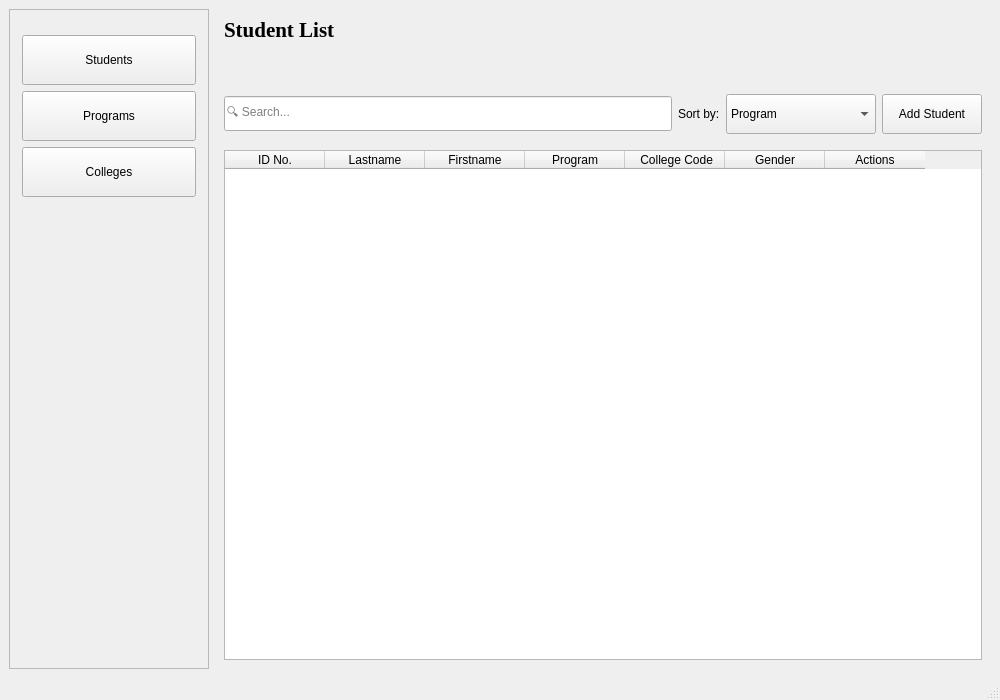
This is main_window.ui in Seaes24/Student-System-Management as Qt 5 draws it before an edit. The edited form follows.
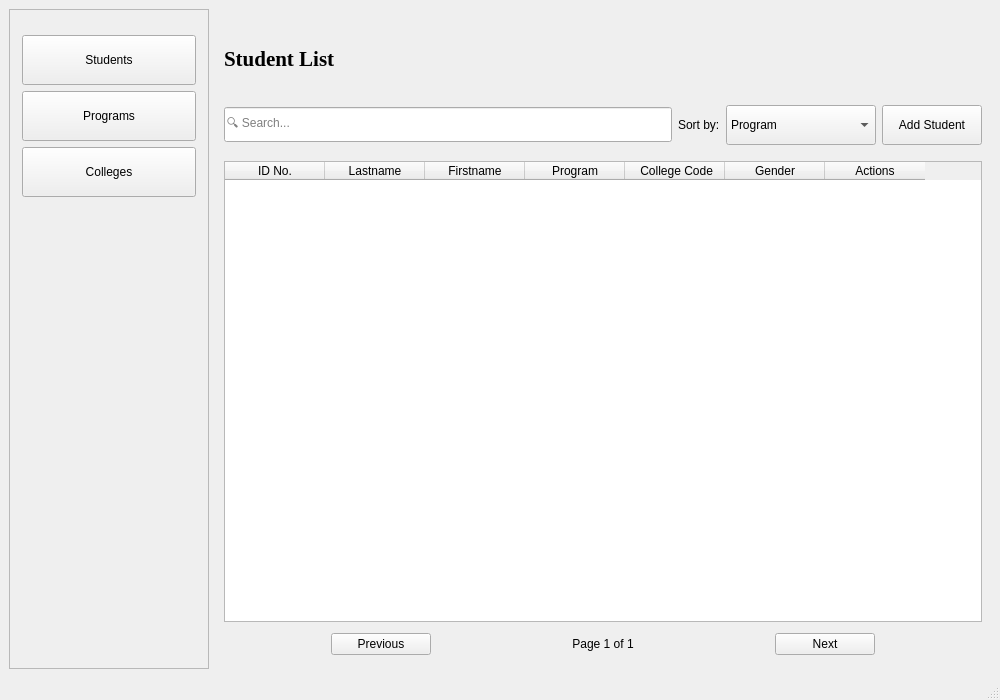
This is the edited form. The open tabs and pages were chosen to show the change.

Commit message: Pagination for Students

Patch:
```diff
--- a/main_window.ui
+++ b/main_window.ui
@@ -10,6 +10,12 @@
     <height>700</height>
    </rect>
   </property>
+  <property name="minimumSize">
+   <size>
+    <width>0</width>
+    <height>0</height>
+   </size>
+  </property>
   <property name="windowTitle">
    <string>Student Management System</string>
   </property>
@@ -109,6 +115,9 @@
         </property>
         <widget class="QWidget" name="studentsPage">
          <layout class="QVBoxLayout" name="verticalLayout_2">
+          <property name="topMargin">
+           <number>20</number>
+          </property>
           <item>
            <widget class="QLabel" name="headerStudents">
             <property name="minimumSize">
@@ -128,7 +137,10 @@
              <string>Student List</string>
             </property>
             <property name="alignment">
-             <set>Qt::AlignmentFlag::AlignLeft</set>
+             <set>Qt::AlignmentFlag::AlignLeading|Qt::AlignmentFlag::AlignLeft|Qt::AlignmentFlag::AlignVCenter</set>
+            </property>
+            <property name="margin">
+             <number>6</number>
             </property>
            </widget>
           </item>
@@ -266,6 +278,131 @@
             </column>
            </widget>
           </item>
+          <item>
+           <layout class="QHBoxLayout" name="paginationLayoutStudents">
+            <property name="spacing">
+             <number>15</number>
+            </property>
+            <property name="leftMargin">
+             <number>10</number>
+            </property>
+            <property name="topMargin">
+             <number>5</number>
+            </property>
+            <property name="rightMargin">
+             <number>10</number>
+            </property>
+            <property name="bottomMargin">
+             <number>5</number>
+            </property>
+            <item>
+             <spacer name="horizontalSpacer">
+              <property name="orientation">
+               <enum>Qt::Orientation::Horizontal</enum>
+              </property>
+              <property name="sizeHint" stdset="0">
+               <size>
+                <width>40</width>
+                <height>20</height>
+               </size>
+              </property>
+             </spacer>
+            </item>
+            <item>
+             <widget class="QPushButton" name="prevButtonStudents">
+              <property name="minimumSize">
+               <size>
+                <width>100</width>
+                <height>0</height>
+               </size>
+              </property>
+              <property name="maximumSize">
+               <size>
+                <width>120</width>
+                <height>16777215</height>
+               </size>
+              </property>
+              <property name="text">
+               <string>Previous</string>
+              </property>
+             </widget>
+            </item>
+            <item>
+             <spacer name="horizontalSpacer_2">
+              <property name="orientation">
+               <enum>Qt::Orientation::Horizontal</enum>
+              </property>
+              <property name="sizeHint" stdset="0">
+               <size>
+                <width>40</width>
+                <height>20</height>
+               </size>
+              </property>
+             </spacer>
+            </item>
+            <item>
+             <widget class="QLabel" name="pageInfoLabelStudents">
+              <property name="minimumSize">
+               <size>
+                <width>120</width>
+                <height>0</height>
+               </size>
+              </property>
+              <property name="text">
+               <string>Page 1 of 1</string>
+              </property>
+              <property name="alignment">
+               <set>Qt::AlignmentFlag::AlignCenter</set>
+              </property>
+             </widget>
+            </item>
+            <item>
+             <spacer name="horizontalSpacer_3">
+              <property name="orientation">
+               <enum>Qt::Orientation::Horizontal</enum>
+              </property>
+              <property name="sizeHint" stdset="0">
+               <size>
+                <width>40</width>
+                <height>20</height>
+               </size>
+              </property>
+             </spacer>
+            </item>
+            <item>
+             <widget class="QPushButton" name="nextButtonStudents">
+              <property name="minimumSize">
+               <size>
+                <width>100</width>
+                <height>0</height>
+               </size>
+              </property>
+              <property name="maximumSize">
+               <size>
+                <width>120</width>
+                <height>16777215</height>
+               </size>
+              </property>
+              <property name="text">
+               <string>Next</string>
+              </property>
+             </widget>
+            </item>
+            <item>
+             <spacer name="horizontalSpacer_4">
+              <property name="orientation">
+               <enum>Qt::Orientation::Horizontal</enum>
+              </property>
+              <property name="sizeHint" stdset="0">
+               <size>
+                <width>40</width>
+                <height>20</height>
+               </size>
+              </property>
+             </spacer>
+            </item>
+           </layout>
+          </item>
          </layout>
         </widget>
         <widget class="QWidget" name="programsPage">
```
Left out of the diff: 205 changed lines with no effect on the pictures. The commit also changes 3 other files.
